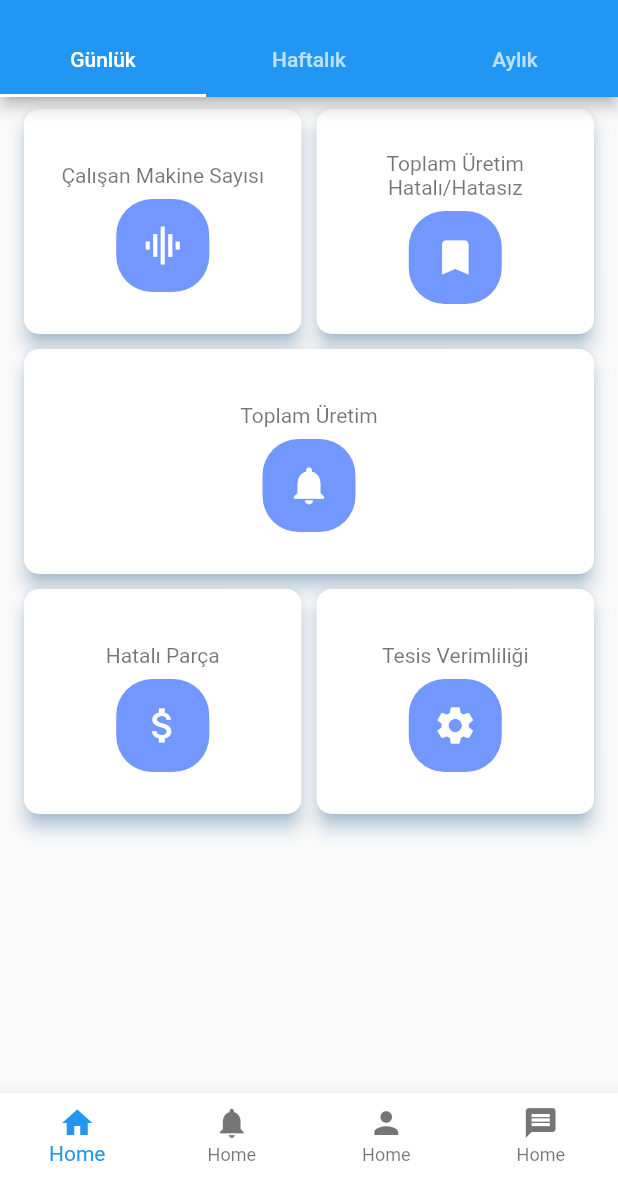
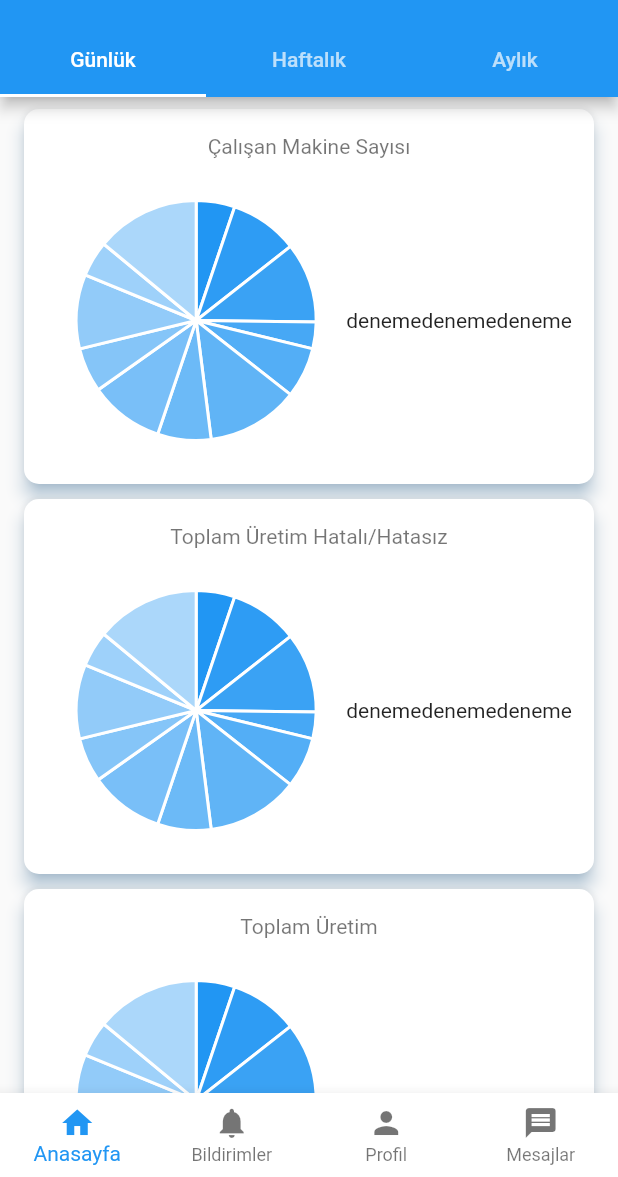
Before and after one commit to ayberkbozkus/flatform, a Flutter app: the HomePage screen opened directly, on a phone screen of 412 x 824 dp, the part 59-1236 px from its top. Run offline on Flutter 3.47's test engine with Material 2 defaults, Android fonts, the light colour scheme and no system bars; drawn by our look-alikes of fl_chart; our stand-ins replace charts_flutter, font_awesome_flutter; missing offline and left inert: dart:ffi, flutter_covid_dashboard_ui, flutter_sparkline; accounts and stored records are empty.

Commit message:
pie chart

```diff
--- a/lib/screens/NavBar.dart
+++ b/lib/screens/NavBar.dart
@@ -9,17 +9,23 @@ class HomePage extends StatefulWidget {
 }
 
 class _HomePageState extends State<HomePage> {
-  static var chartdisplay;
+  static var barchartdisplay;
+  static var piechartdisplay;
   void initState() {
     setState(() {
       var data = [
-        addCharts("1. makine", 10),
-        addCharts("2. makine", 25),
-        addCharts("3. makine", 30),
-        addCharts("4. makine", 10),
-        addCharts("5. makine", 15),
-        addCharts("6. makine", 35),
-        addCharts("7. makine", 25),
+        addCharts("1", 13),
+        addCharts("2", 23),
+        addCharts("3", 27),
+        addCharts("4", 9),
+        addCharts("5", 17),
+        addCharts("6", 31),
+        addCharts("7", 18),
+        addCharts("8", 25),
+        addCharts("9", 15),
+        addCharts("10", 25),
+        addCharts("11", 12),
+        addCharts("12", 35),
       ];
       var series = [
         charts.Series(
@@ -29,7 +35,11 @@ class _HomePageState extends State<HomePage> {
           data: data,
         ),
       ];
-      chartdisplay = charts.BarChart(
+      barchartdisplay = charts.BarChart(
+        series,
+        animationDuration: Duration(microseconds: 2000),
+      );
+      piechartdisplay = charts.PieChart(
         series,
         animationDuration: Duration(microseconds: 2000),
       );
@@ -66,17 +76,19 @@ class _HomePageState extends State<HomePage> {
                     ),
                   ),
                   //Icon
-                  Material(
-                    color: new Color(color),
-                    borderRadius: BorderRadius.circular(24.0),
-                    child: Padding(
-                      padding: const EdgeInsets.all(16.0),
-                      child: Icon(
-                        icon,
-                        color: Colors.white,
-                        size: 30.0,
+                  Row(
+                    children: <Widget>[
+                      Center(
+                        child: new Container(
+                          height: 200,
+                          width: 200,
+                          child: piechartdisplay,
+                        ),
                       ),
-                    ),
+                      Center(
+                        child: Text("denemedenemedeneme"),
+                      )
+                    ],
                   ),
                 ],
               ),
@@ -114,18 +126,17 @@ class _HomePageState extends State<HomePage> {
           padding: EdgeInsets.symmetric(horizontal: 16.0, vertical: 8.0),
           children: <Widget>[
             myItems(Icons.graphic_eq, "Çalışan Makine Sayısı", 0xff7297ff),
-            myItems(
-                Icons.bookmark, "Toplam Üretim\nHatalı/Hatasız", 0xff7297ff),
+            myItems(Icons.bookmark, "Toplam Üretim Hatalı/Hatasız", 0xff7297ff),
             myItems(Icons.notifications, "Toplam Üretim", 0xff7297ff),
             myItems(Icons.attach_money, "Hatalı Parça", 0xff7297ff),
             myItems(Icons.settings, "Tesis Verimliliği", 0xff7297ff),
           ],
           staggeredTiles: [
-            StaggeredTile.extent(1, 150.0),
-            StaggeredTile.extent(1, 150.0),
-            StaggeredTile.extent(2, 150.0),
-            StaggeredTile.extent(1, 150.0),
-            StaggeredTile.extent(1, 150.0),
+            StaggeredTile.extent(2, 250.0),
+            StaggeredTile.extent(2, 250.0),
+            StaggeredTile.extent(2, 250.0),
+            StaggeredTile.extent(2, 250.0),
+            StaggeredTile.extent(2, 250.0),
           ],
         ),
         bottomNavigationBar: BottomNavigationBar(
@@ -135,22 +146,22 @@ class _HomePageState extends State<HomePage> {
           items: [
             BottomNavigationBarItem(
               icon: Icon(Icons.home),
-              title: Text('Home'),
+              title: Text('Anasayfa'),
               backgroundColor: Colors.blue,
             ),
             BottomNavigationBarItem(
               icon: Icon(Icons.notifications),
-              title: Text('Home'),
+              title: Text('Bildirimler'),
               backgroundColor: Colors.blue,
             ),
             BottomNavigationBarItem(
               icon: Icon(Icons.person),
-              title: Text('Home'),
+              title: Text('Profil'),
               backgroundColor: Colors.blue,
             ),
             BottomNavigationBarItem(
               icon: Icon(Icons.message),
-              title: Text('Home'),
+              title: Text('Mesajlar'),
               backgroundColor: Colors.blue,
             ),
           ],
@@ -170,10 +181,3 @@ class addCharts {
   final int values;
   addCharts(this.label, this.values);
 }
-
-// Center(
-//               child: new Container(
-//                 height: MediaQuery.of(context).size.height * 0.40,
-//                 child: chartdisplay,
-//               ),
-//             ),
```
